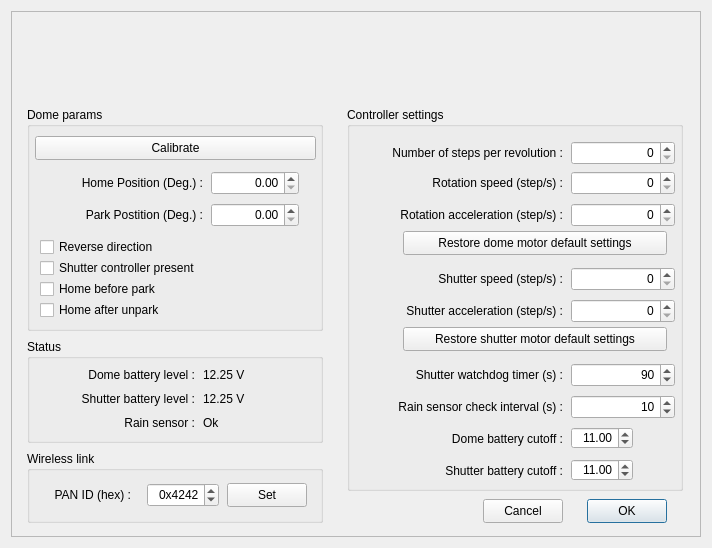
Before: the Qt Designer form RTI-Dome.ui in rpineau/RTI-Dome, drawn with Qt 5.
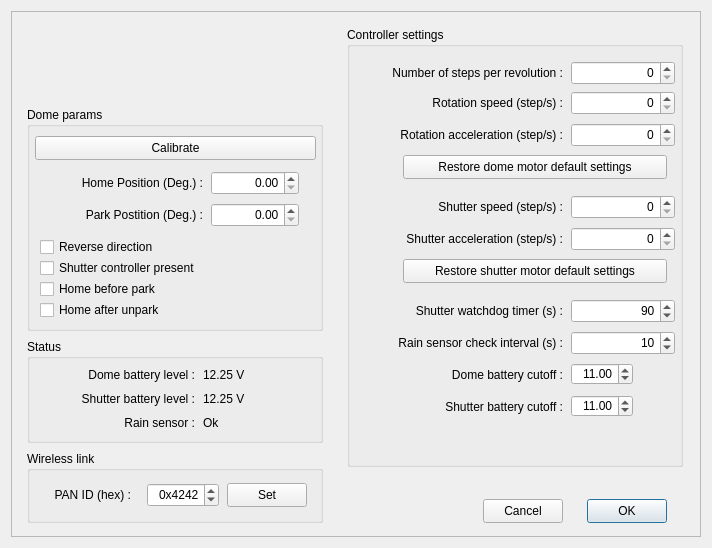
After: the same form once the commit is applied. Icons and pictures are not drawn. Custom widgets are drawn as their Qt base class.

Diff of the .ui file:
```diff
--- a/RTI-Dome.ui
+++ b/RTI-Dome.ui
@@ -198,9 +198,9 @@
       <property name="geometry">
        <rect>
         <x>336</x>
-        <y>96</y>
+        <y>16</y>
         <width>336</width>
-        <height>384</height>
+        <height>440</height>
        </rect>
       </property>
       <property name="title">
@@ -210,7 +210,7 @@
        <property name="geometry">
         <rect>
          <x>64</x>
-         <y>320</y>
+         <y>336</y>
          <width>152</width>
          <height>24</height>
         </rect>
@@ -226,7 +226,7 @@
        <property name="geometry">
         <rect>
          <x>224</x>
-         <y>320</y>
+         <y>336</y>
          <width>62</width>
          <height>22</height>
         </rect>
@@ -242,7 +242,7 @@
        <property name="geometry">
         <rect>
          <x>64</x>
-         <y>352</y>
+         <y>368</y>
          <width>152</width>
          <height>24</height>
         </rect>
@@ -258,7 +258,7 @@
        <property name="geometry">
         <rect>
          <x>224</x>
-         <y>352</y>
+         <y>368</y>
          <width>62</width>
          <height>22</height>
         </rect>
@@ -370,7 +370,7 @@
        <property name="geometry">
         <rect>
          <x>224</x>
-         <y>192</y>
+         <y>200</y>
          <width>104</width>
          <height>24</height>
         </rect>
@@ -386,7 +386,7 @@
        <property name="geometry">
         <rect>
          <x>16</x>
-         <y>192</y>
+         <y>200</y>
          <width>200</width>
          <height>24</height>
         </rect>
@@ -402,7 +402,7 @@
        <property name="geometry">
         <rect>
          <x>56</x>
-         <y>160</y>
+         <y>168</y>
          <width>160</width>
          <height>24</height>
         </rect>
@@ -418,7 +418,7 @@
        <property name="geometry">
         <rect>
          <x>224</x>
-         <y>160</y>
+         <y>168</y>
          <width>104</width>
          <height>24</height>
         </rect>
@@ -434,7 +434,7 @@
        <property name="geometry">
         <rect>
          <x>16</x>
-         <y>256</y>
+         <y>272</y>
          <width>200</width>
          <height>24</height>
         </rect>
@@ -450,7 +450,7 @@
        <property name="geometry">
         <rect>
          <x>224</x>
-         <y>256</y>
+         <y>272</y>
          <width>104</width>
          <height>24</height>
         </rect>
@@ -472,7 +472,7 @@
        <property name="geometry">
         <rect>
          <x>16</x>
-         <y>288</y>
+         <y>304</y>
          <width>200</width>
          <height>24</height>
         </rect>
@@ -488,7 +488,7 @@
        <property name="geometry">
         <rect>
          <x>224</x>
-         <y>288</y>
+         <y>304</y>
          <width>104</width>
          <height>24</height>
         </rect>
@@ -510,7 +510,7 @@
        <property name="geometry">
         <rect>
          <x>56</x>
-         <y>124</y>
+         <y>128</y>
          <width>264</width>
          <height>24</height>
         </rect>
@@ -523,7 +523,7 @@
        <property name="geometry">
         <rect>
          <x>56</x>
-         <y>220</y>
+         <y>232</y>
          <width>264</width>
          <height>24</height>
         </rect>
@@ -536,7 +536,7 @@
      <widget class="QLabel" name="label_logo">
       <property name="geometry">
        <rect>
-        <x>196</x>
+        <x>16</x>
         <y>8</y>
         <width>298</width>
         <height>80</height>
```
